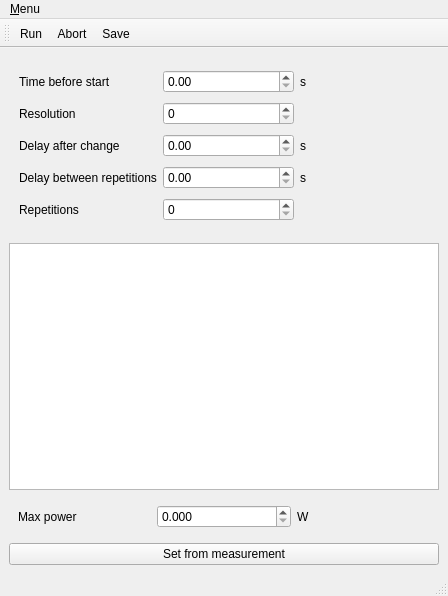
Above: gui/aom/ui_aom.ui from Ulm-IQO/qudi before the change. Below: the same form after it.
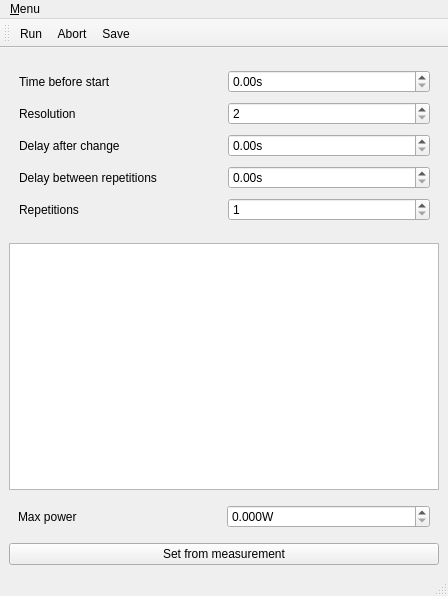
That is the form after the change. Icons and pictures are not drawn. Custom widgets are drawn as their Qt base class.

The edit to the form file:
```diff
--- a/gui/aom/ui_aom.ui
+++ b/gui/aom/ui_aom.ui
@@ -11,7 +11,7 @@
    </rect>
   </property>
   <property name="windowTitle">
-   <string>qudi: AOM &amp; Psat</string>
+   <string>AOM Callibration</string>
   </property>
   <widget class="QWidget" name="centralwidget">
    <layout class="QVBoxLayout" name="verticalLayout_2">
@@ -33,31 +33,24 @@
         </rect>
        </property>
        <layout class="QGridLayout" name="gridLayout">
-        <item row="2" column="2">
-         <widget class="QLabel" name="label_8">
-          <property name="text">
-           <string>s</string>
-          </property>
-         </widget>
-        </item>
         <item row="1" column="1">
-         <widget class="QSpinBox" name="resolutionSpinBox"/>
-        </item>
-        <item row="3" column="1">
-         <widget class="QDoubleSpinBox" name="delayBetweenRepetitions"/>
-        </item>
-        <item row="0" column="2">
-         <widget class="QLabel" name="label_3">
-          <property name="text">
-           <string>s</string>
-          </property>
-         </widget>
-        </item>
-        <item row="1" column="2">
-         <widget class="QLabel" name="label_6">
-          <property name="text">
+         <widget class="QSpinBox" name="resolutionSpinBox">
+          <property name="suffix">
            <string/>
           </property>
+          <property name="minimum">
+           <number>2</number>
+          </property>
+          <property name="maximum">
+           <number>10000</number>
+          </property>
+         </widget>
+        </item>
+        <item row="3" column="1">
+         <widget class="ScienDSpinBox" name="delayBetweenRepetitions">
+          <property name="suffix">
+           <string>s</string>
+          </property>
          </widget>
         </item>
         <item row="0" column="0">
@@ -67,10 +60,20 @@
           </property>
          </widget>
         </item>
-        <item row="3" column="2">
-         <widget class="QLabel" name="label_10">
+        <item row="4" column="1">
+         <widget class="QSpinBox" name="repetitionsSpinBox">
+          <property name="minimum">
+           <number>1</number>
+          </property>
+          <property name="maximum">
+           <number>999</number>
+          </property>
+         </widget>
+        </item>
+        <item row="4" column="0">
+         <widget class="QLabel" name="label_11">
           <property name="text">
-           <string>s</string>
+           <string>Repetitions</string>
           </property>
          </widget>
         </item>
@@ -82,7 +85,11 @@
          </widget>
         </item>
         <item row="0" column="1">
-         <widget class="QDoubleSpinBox" name="timeBeforeStartDoubleSpinBox"/>
+         <widget class="ScienDSpinBox" name="timeBeforeStartDoubleSpinBox">
+          <property name="suffix">
+           <string>s</string>
+          </property>
+         </widget>
         </item>
         <item row="1" column="0">
          <widget class="QLabel" name="label_5">
@@ -92,7 +99,11 @@
          </widget>
         </item>
         <item row="2" column="1">
-         <widget class="QDoubleSpinBox" name="delayAfterChangeDoubleSpinBox"/>
+         <widget class="ScienDSpinBox" name="delayAfterChangeDoubleSpinBox">
+          <property name="suffix">
+           <string>s</string>
+          </property>
+         </widget>
         </item>
         <item row="3" column="0">
          <widget class="QLabel" name="label_9">
@@ -101,22 +112,12 @@
           </property>
          </widget>
         </item>
-        <item row="4" column="0">
-         <widget class="QLabel" name="label_11">
-          <property name="text">
-           <string>Repetitions</string>
-          </property>
-         </widget>
-        </item>
-        <item row="4" column="1">
-         <widget class="QSpinBox" name="repetitionsSpinBox"/>
-        </item>
        </layout>
       </widget>
      </widget>
     </item>
     <item>
-     <widget class="PlotWidget" name="PlotWidget"/>
+     <widget class="PlotWidget" name="plotWidget"/>
     </item>
     <item>
      <widget class="QWidget" name="widget" native="true">
@@ -131,7 +132,10 @@
        <item>
         <layout class="QHBoxLayout" name="horizontalLayout_3">
          <item>
-          <widget class="QDoubleSpinBox" name="maxPower">
+          <widget class="ScienDSpinBox" name="maxPower">
+           <property name="suffix">
+            <string>W</string>
+           </property>
            <property name="decimals">
             <number>3</number>
            </property>
@@ -142,18 +146,11 @@
          </item>
         </layout>
        </item>
-       <item>
-        <widget class="QLabel" name="label">
-         <property name="text">
-          <string>W</string>
-         </property>
-        </widget>
-       </item>
       </layout>
      </widget>
     </item>
     <item>
-     <widget class="QPushButton" name="SetFromMeasurement">
+     <widget class="QPushButton" name="setFromMeasurement">
       <property name="text">
        <string>Set from measurement</string>
       </property>
@@ -248,6 +245,11 @@
    <extends>QGraphicsView</extends>
    <header>pyqtgraph</header>
   </customwidget>
+  <customwidget>
+   <class>ScienDSpinBox</class>
+   <extends>QDoubleSpinBox</extends>
+   <header>qtwidgets.scientific_spinbox.h</header>
+  </customwidget>
  </customwidgets>
  <resources/>
  <connections>
```
